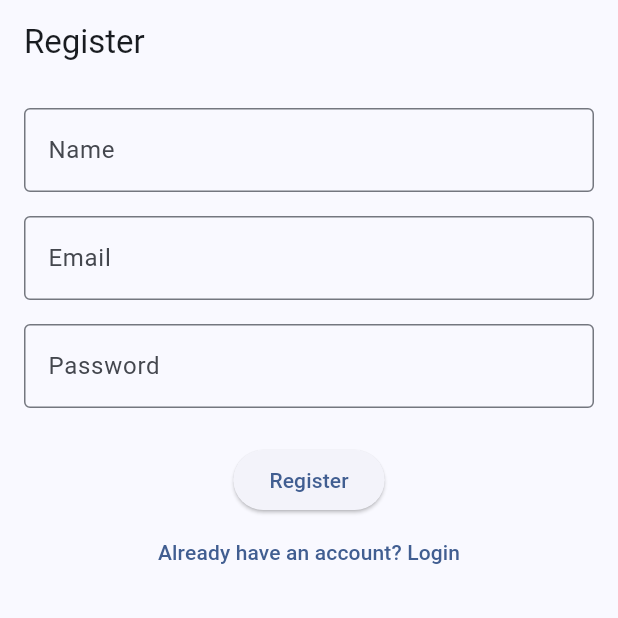
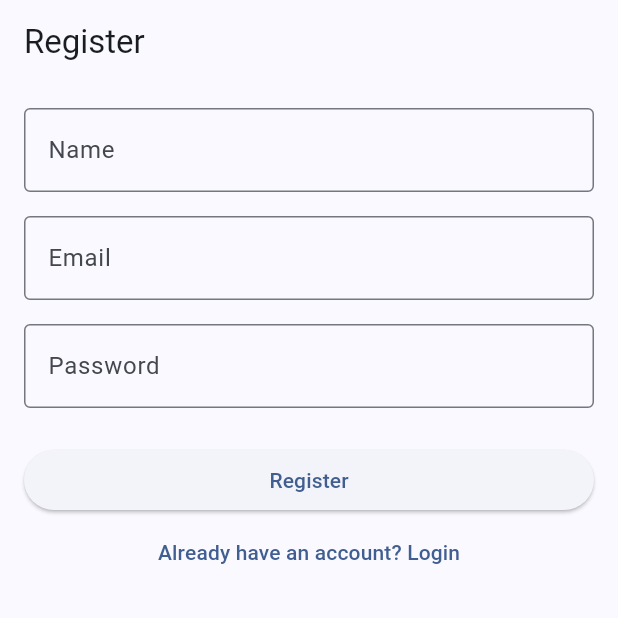
Before and after one commit to khanifzyen/my_pml, a Flutter app: the RegisterScreen screen opened by its route, on a phone screen of 412 x 824 dp, the top half of it. Run offline on Flutter 3.47's test engine with Material 3 defaults, Android fonts, the phone set to English and light mode, and no system bars; our stand-ins replace appwrite, flutter_dotenv, flutter_riverpod, freezed_annotation, go_router, google_fonts and 1 more; generated files the repository leaves out were written again; Roboto replaces fonts that are missing (Adamina, Philosopher).

Commit message:
refactor register

```diff
--- a/lib/screens/auth/register_screen.dart
+++ b/lib/screens/auth/register_screen.dart
@@ -2,19 +2,39 @@ import 'package:flutter/material.dart';
 import 'package:flutter_riverpod/flutter_riverpod.dart';
 import 'package:go_router/go_router.dart';
 import '../../providers/auth_provider.dart';
+import '../../utils/build_context_extension.dart';
+import '../../utils/validation_helper.dart';
+import '../../widgets/custom_text_field.dart';
 
-class RegisterScreen extends ConsumerWidget {
-  RegisterScreen({super.key});
+class RegisterScreen extends ConsumerStatefulWidget {
+  const RegisterScreen({super.key});
 
+  @override
+  ConsumerState<RegisterScreen> createState() => _RegisterScreenState();
+}
+
+class _RegisterScreenState extends ConsumerState<RegisterScreen> {
+  final _formKey = GlobalKey<FormState>();
   final _emailController = TextEditingController();
   final _passwordController = TextEditingController();
   final _nameController = TextEditingController();
 
   @override
-  Widget build(BuildContext context, WidgetRef ref) {
+  void dispose() {
+    _emailController.dispose();
+    _passwordController.dispose();
+    _nameController.dispose();
+    super.dispose();
+  }
+
+  @override
+  Widget build(BuildContext context) {
+    final authState = ref.watch(authProvider);
     ref.listen<AsyncValue>(authProvider, (_, state) {
       if (state.value != null) {
         context.go('/dashboard');
+      } else if (state.hasError) {
+        context.showSnackBar('Login failed: ${state.error}', Status.error);
       }
     });
 
@@ -23,44 +43,54 @@ class RegisterScreen extends ConsumerWidget {
       body: SingleChildScrollView(
         child: Padding(
           padding: const EdgeInsets.all(16.0),
+          child: Form(
+            key: _formKey,
             child: Column(
               mainAxisAlignment: MainAxisAlignment.center,
+              crossAxisAlignment: CrossAxisAlignment.stretch,
               children: [
-              TextField(
+                CustomTextFormField(
                   controller: _nameController,
-                decoration: const InputDecoration(
                   labelText: 'Name',
-                  border: OutlineInputBorder(),
-                ),
+                  validator: (value) =>
+                      ValidationHelper.validateNotEmpty(value, 'Name'),
                 ),
                 const SizedBox(height: 16),
-              TextField(
+                CustomTextFormField(
                   controller: _emailController,
-                decoration: const InputDecoration(
                   labelText: 'Email',
-                  border: OutlineInputBorder(),
-                ),
                   keyboardType: TextInputType.emailAddress,
+                  validator: (value) => ValidationHelper.validateEmail(value),
                 ),
                 const SizedBox(height: 16),
-              TextField(
+                CustomTextFormField(
                   controller: _passwordController,
-                decoration: const InputDecoration(
                   labelText: 'Password',
-                  border: OutlineInputBorder(),
-                ),
                   obscureText: true,
+                  validator: (value) =>
+                      ValidationHelper.validateNotEmpty(value, 'Password'),
                 ),
                 const SizedBox(height: 24),
                 ElevatedButton(
-                onPressed: () {
+                  onPressed: authState.isLoading
+                      ? null
+                      : () {
+                          if (_formKey.currentState!.validate()) {
+                            _formKey.currentState!.save();
                             ref.read(authProvider.notifier).register(
                                   _emailController.text,
                                   _passwordController.text,
                                   _nameController.text,
                                 );
+                          }
                         },
-                child: const Text('Register'),
+                  child: authState.isLoading
+                      ? const SizedBox(
+                          width: 20,
+                          height: 20,
+                          child: CircularProgressIndicator(),
+                        )
+                      : const Text('Register'),
                 ),
                 TextButton(
                   onPressed: () => context.go('/login'),
@@ -70,6 +100,7 @@ class RegisterScreen extends ConsumerWidget {
             ),
           ),
         ),
+      ),
     );
   }
 }
```
Also changed, not shown: lib/providers/auth_provider.dart (+12 -3 lines), lib/services/auth_service.dart (+8 -8 lines). Lines whose indentation alone changed are shown as unchanged.
